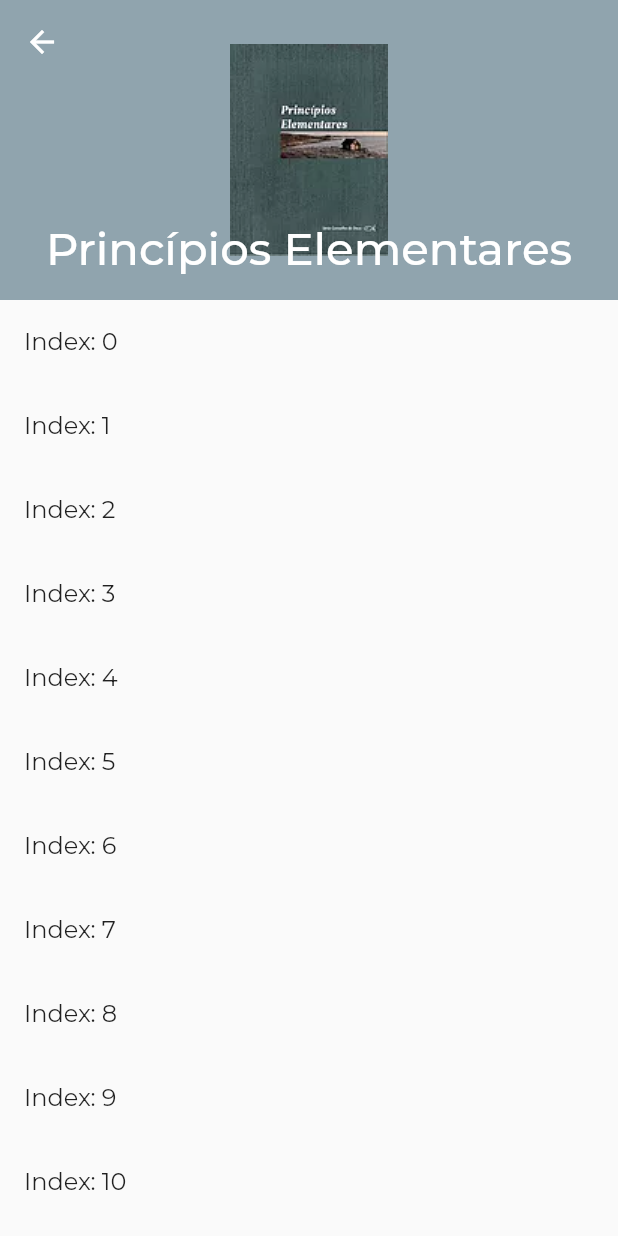
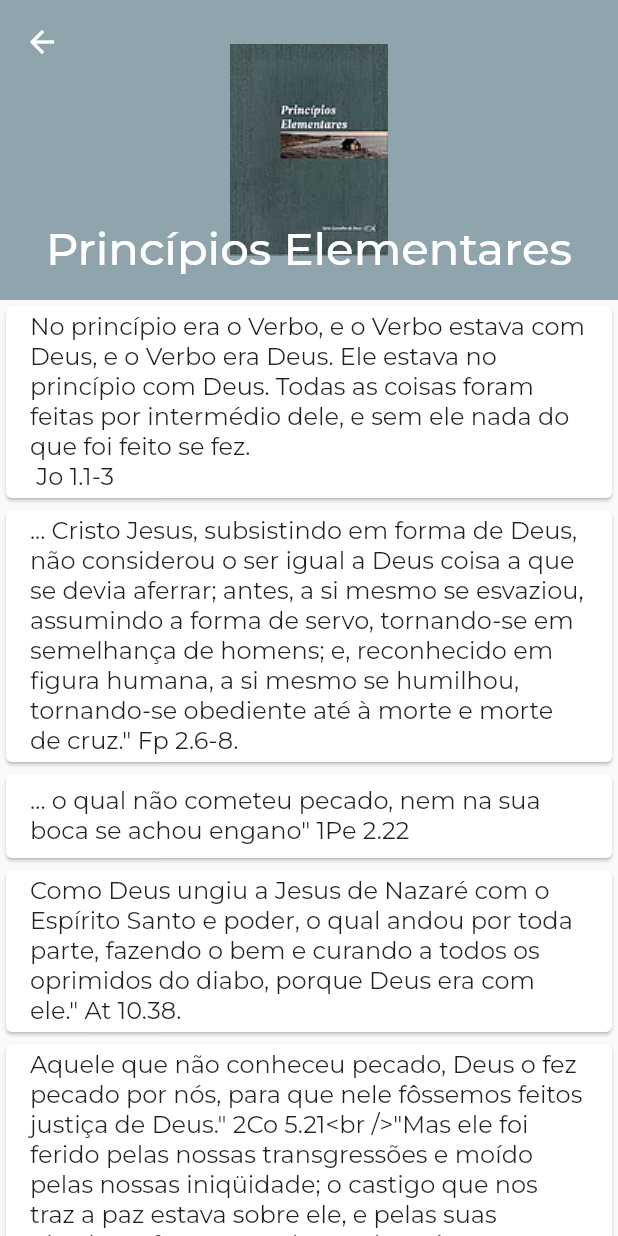
Before and after one commit to josajunior81/didaque-flutter, a Flutter app: the screen it shows after launch, after a tap on "Princípios Elementares", on a phone screen of 412 x 824 dp. Run offline on Flutter 3.47's test engine with Material 2 defaults, Android fonts, the phone set to English and light mode, and no system bars; project files that could hold a hidden picture were left out.

Commit message:
Tela de detalhe da apostila funcioando

```diff
--- a/json/apostilas.json
+++ b/assets/apostilas.json
@@ -103,7 +103,7 @@
     "numeroLicao": 1,
     "tituloApostila": "Princípios Elementares",
     "tituloLicao": "Jesus existia antes de todas as coisas",
-    "catequese": "<b>Jesus existia antes de todas as coisas</b><br /><br />\"No princípio era o Verbo, e o Verbo estava com Deus, e o Verbo era Deus. Ele estava no princípio com Deus. Todas as coisas foram feitas por intermédio dele, e sem ele nada do que foi feito se fez.\" Jo 1.1-3",
+    "catequese": "No princípio era o Verbo, e o Verbo estava com Deus, e o Verbo era Deus. Ele estava no princípio com Deus. Todas as coisas foram feitas por intermédio dele, e sem ele nada do que foi feito se fez.\n Jo 1.1-3",
     "numeroApostila": 1,
     "idioma": "PT"
   },
--- a/lib/detalhe_apositla.dart
+++ b/lib/detalhe_apositla.dart
@@ -1,6 +1,10 @@
+import 'dart:convert';
+
+import 'package:didaque_flutter/model/apostila.dart';
 import 'package:didaque_flutter/utils.dart';
 import 'package:flutter/material.dart';
 import 'package:flutter/scheduler.dart' show timeDilation;
+import 'package:flutter/services.dart';
 
 class ApostilaDetalhesWidget extends StatefulWidget {
   final int index;
@@ -12,10 +16,48 @@ class ApostilaDetalhesWidget extends StatefulWidget {
 }
 
 class _ApostilaDetalhesState extends State<ApostilaDetalhesWidget> {
+  List<Widget> licoes;
+
+  void carregarApostila(var jsonApostilas) async {
+    final jsonResponse = json.decode(jsonApostilas);
+    ApostilasList apostilas = ApostilasList.fromJson(jsonResponse);
+    List<Apostila> list = apostilas.apositlas
+        .where((i) => i.numeroApostila == (widget.index + 1))
+        .toList();
+    int i = 0;
+    licoes = List<Widget>(list.length);
+    list.forEach((item) {
+      licoes[i] = cardLicao(item);
+      i++;
+    });
+  }
+
+  Widget cardLicao(Apostila item) => Center(
+    child: Card(
+      child: Column(
+        mainAxisSize: MainAxisSize.min,
+        children: <Widget>[
+          ListTile(
+            title: Text(item.catequese),
+          ),
+        ],
+      ),
+    ),
+  );
+
+  Future<String> carregarJson() async {
+    return await rootBundle.loadString("assets/apostilas.json");
+  }
+
   @override
   Widget build(BuildContext context) {
-    timeDilation = 5.0; // 1.0 means normal animation speed.
+    timeDilation = 1.0; // 1.0 means normal animation speed.
 
+    return FutureBuilder<String>(
+      future: carregarJson(),
+      builder: (context, snapshot) {
+        if(snapshot.hasData) {
+          carregarApostila(snapshot.data);
           return SafeArea(
             child: Material(
               child: CustomScrollView(
@@ -36,14 +78,20 @@ class _ApostilaDetalhesState extends State<ApostilaDetalhesWidget> {
                   ),
                   SliverList(
                     delegate: SliverChildBuilderDelegate(
-                (_, index) => ListTile(
-                  title: Text("Index: $index"),
-                ),
+                          (_, index) {
+                        if (index > licoes.length-1) return null;
+                        return licoes[index];
+                      },
                     ),
                   )
                 ],
               ),
             ),
           );
+        } else {
+          return new CircularProgressIndicator();
+        }
+      },
+    );
   }
 }
--- /dev/null
+++ b/lib/model/apostila.dart
@@ -0,0 +1,29 @@
+class Apostila {
+  final int numeroLicao;
+  final String tituloApostila;
+  final String tituloLicao;
+  final String catequese;
+  final int numeroApostila;
+
+  Apostila(
+      {this.numeroLicao,
+      this.tituloApostila,
+      this.tituloLicao,
+      this.catequese,
+      this.numeroApostila});
+
+  Apostila.fromJson(Map<String, dynamic> data)
+      : numeroLicao = data['numeroLicao'],
+        tituloApostila = data['tituloApostila'],
+        tituloLicao = data['tituloLicao'],
+        catequese = data['catequese'],
+        numeroApostila = data['numeroApostila'];
+}
+
+class ApostilasList {
+  final List<Apostila> apositlas;
+
+  ApostilasList({this.apositlas});
+
+  ApostilasList.fromJson(List<dynamic> data) : apositlas = data.map((i) => Apostila.fromJson(i)).toList();
+}
--- a/pubspec.yaml
+++ b/pubspec.yaml
@@ -38,6 +38,7 @@ flutter:
 
   # To add assets to your application, add an assets section, like this:
   assets:
+    - assets/apostilas.json
     - images/top.jpg
     - images/apostila1.webp
     - images/apostila2.webp
```
Lines whose indentation alone changed are shown as unchanged.
